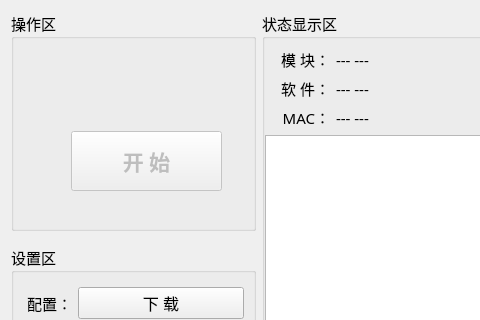
Before: the Qt Designer form mpro_fvt/home/home_workwid.ui in ChinaClever/MPro-Tools, drawn with Qt 5; both pictures show x 0 to 480 and y 0 to 320 of the 1108 by 499 pixel window.
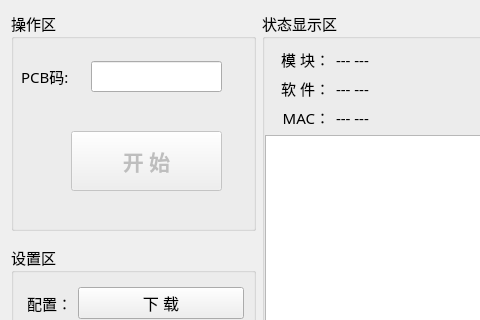
After: the same form once the commit is applied.

What changed in the file:
```diff
--- a/mpro_fvt/home/home_workwid.ui
+++ b/mpro_fvt/home/home_workwid.ui
@@ -317,6 +317,29 @@
        <string>开 始</string>
       </property>
      </widget>
+     <widget class="QLabel" name="pcb_label">
+      <property name="geometry">
+       <rect>
+        <x>10</x>
+        <y>50</y>
+        <width>81</width>
+        <height>31</height>
+       </rect>
+      </property>
+      <property name="text">
+       <string>PCB码:</string>
+      </property>
+     </widget>
+     <widget class="QLineEdit" name="pcbEdit">
+      <property name="geometry">
+       <rect>
+        <x>80</x>
+        <y>50</y>
+        <width>131</width>
+        <height>31</height>
+       </rect>
+      </property>
+     </widget>
     </widget>
    </item>
    <item row="2" column="2">
```
